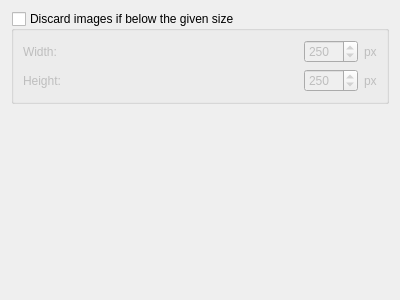
metabrainz/picard, file ui/options_cover_processing.ui: the form before one commit.
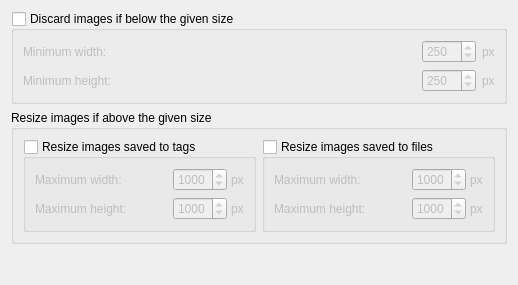
The form after the commit.

Commit message: Add option to resize images above a given maximum size

Diff of the .ui file:
```diff
--- a/ui/options_cover_processing.ui
+++ b/ui/options_cover_processing.ui
@@ -6,8 +6,8 @@
    <rect>
     <x>0</x>
     <y>0</y>
-    <width>400</width>
-    <height>300</height>
+    <width>518</width>
+    <height>285</height>
    </rect>
   </property>
   <property name="windowTitle">
@@ -44,7 +44,7 @@
          <item>
           <widget class="QLabel" name="width_label">
            <property name="text">
-            <string>Width:</string>
+            <string>Minimum width:</string>
            </property>
           </widget>
          </item>
@@ -57,61 +57,7 @@
             </sizepolicy>
            </property>
            <property name="maximum">
-            <number>1000</number>
-           </property>
-           <property name="value">
-            <number>250</number>
-           </property>
-          </widget>
-         </item>
-         <item>
-          <widget class="QLabel" name="px_label2">
-           <property name="sizePolicy">
-            <sizepolicy hsizetype="Maximum" vsizetype="Preferred">
-             <horstretch>0</horstretch>
-             <verstretch>0</verstretch>
-            </sizepolicy>
-           </property>
-           <property name="text">
-            <string>px</string>
-           </property>
-          </widget>
-         </item>
-        </layout>
-       </widget>
-      </item>
-      <item>
-       <widget class="QWidget" name="height_widget" native="true">
-        <layout class="QHBoxLayout" name="horizontalLayout_2">
-         <property name="leftMargin">
-          <number>0</number>
-         </property>
-         <property name="topMargin">
-          <number>0</number>
-         </property>
-         <property name="rightMargin">
-          <number>0</number>
-         </property>
-         <property name="bottomMargin">
-          <number>0</number>
-         </property>
-         <item>
-          <widget class="QLabel" name="height_label">
-           <property name="text">
-            <string>Height:</string>
-           </property>
-          </widget>
-         </item>
-         <item>
-          <widget class="QSpinBox" name="height_value">
-           <property name="sizePolicy">
-            <sizepolicy hsizetype="Maximum" vsizetype="Fixed">
-             <horstretch>0</horstretch>
-             <verstretch>0</verstretch>
-            </sizepolicy>
-           </property>
-           <property name="maximum">
-            <number>1000</number>
+            <number>9999</number>
            </property>
            <property name="value">
             <number>250</number>
@@ -129,6 +75,333 @@
            <property name="text">
             <string>px</string>
            </property>
+          </widget>
+         </item>
+        </layout>
+       </widget>
+      </item>
+      <item>
+       <widget class="QWidget" name="filtering_height_widget" native="true">
+        <layout class="QHBoxLayout" name="horizontalLayout_2">
+         <property name="leftMargin">
+          <number>0</number>
+         </property>
+         <property name="topMargin">
+          <number>0</number>
+         </property>
+         <property name="rightMargin">
+          <number>0</number>
+         </property>
+         <property name="bottomMargin">
+          <number>0</number>
+         </property>
+         <item>
+          <widget class="QLabel" name="filtering_height_label">
+           <property name="text">
+            <string>Minimum height:</string>
+           </property>
+          </widget>
+         </item>
+         <item>
+          <widget class="QSpinBox" name="filtering_height_value">
+           <property name="sizePolicy">
+            <sizepolicy hsizetype="Maximum" vsizetype="Fixed">
+             <horstretch>0</horstretch>
+             <verstretch>0</verstretch>
+            </sizepolicy>
+           </property>
+           <property name="maximum">
+            <number>9999</number>
+           </property>
+           <property name="value">
+            <number>250</number>
+           </property>
+          </widget>
+         </item>
+         <item>
+          <widget class="QLabel" name="px_label2">
+           <property name="sizePolicy">
+            <sizepolicy hsizetype="Maximum" vsizetype="Preferred">
+             <horstretch>0</horstretch>
+             <verstretch>0</verstretch>
+            </sizepolicy>
+           </property>
+           <property name="text">
+            <string>px</string>
+           </property>
+          </widget>
+         </item>
+        </layout>
+       </widget>
+      </item>
+     </layout>
+    </widget>
+   </item>
+   <item>
+    <widget class="QGroupBox" name="resizing">
+     <property name="title">
+      <string>Resize images if above the given size</string>
+     </property>
+     <property name="checkable">
+      <bool>false</bool>
+     </property>
+     <property name="checked">
+      <bool>false</bool>
+     </property>
+     <layout class="QHBoxLayout" name="horizontalLayout_7">
+      <item>
+       <widget class="QGroupBox" name="save_to_tags">
+        <property name="title">
+         <string>Resize images saved to tags </string>
+        </property>
+        <property name="checkable">
+         <bool>true</bool>
+        </property>
+        <property name="checked">
+         <bool>false</bool>
+        </property>
+        <layout class="QVBoxLayout" name="verticalLayout_3">
+         <item>
+          <widget class="QWidget" name="tags_resize_width_widget" native="true">
+           <layout class="QHBoxLayout" name="horizontalLayout_5">
+            <property name="spacing">
+             <number>4</number>
+            </property>
+            <property name="leftMargin">
+             <number>0</number>
+            </property>
+            <property name="topMargin">
+             <number>0</number>
+            </property>
+            <property name="rightMargin">
+             <number>0</number>
+            </property>
+            <property name="bottomMargin">
+             <number>0</number>
+            </property>
+            <item>
+             <widget class="QLabel" name="tags_resized_width_label">
+              <property name="text">
+               <string>Maximum width:</string>
+              </property>
+             </widget>
+            </item>
+            <item>
+             <widget class="QSpinBox" name="tags_resized_width_value">
+              <property name="sizePolicy">
+               <sizepolicy hsizetype="Maximum" vsizetype="Fixed">
+                <horstretch>0</horstretch>
+                <verstretch>0</verstretch>
+               </sizepolicy>
+              </property>
+              <property name="maximum">
+               <number>9999</number>
+              </property>
+              <property name="value">
+               <number>1000</number>
+              </property>
+             </widget>
+            </item>
+            <item>
+             <widget class="QLabel" name="px_label5">
+              <property name="sizePolicy">
+               <sizepolicy hsizetype="Maximum" vsizetype="Preferred">
+                <horstretch>0</horstretch>
+                <verstretch>0</verstretch>
+               </sizepolicy>
+              </property>
+              <property name="text">
+               <string>px</string>
+              </property>
+             </widget>
+            </item>
+           </layout>
+          </widget>
+         </item>
+         <item>
+          <widget class="QWidget" name="tags_resize_height_widget" native="true">
+           <layout class="QHBoxLayout" name="horizontalLayout_3">
+            <property name="spacing">
+             <number>4</number>
+            </property>
+            <property name="leftMargin">
+             <number>0</number>
+            </property>
+            <property name="topMargin">
+             <number>0</number>
+            </property>
+            <property name="rightMargin">
+             <number>0</number>
+            </property>
+            <property name="bottomMargin">
+             <number>0</number>
+            </property>
+            <item>
+             <widget class="QLabel" name="tags_resized_height_label">
+              <property name="text">
+               <string>Maximum height:</string>
+              </property>
+             </widget>
+            </item>
+            <item>
+             <widget class="QSpinBox" name="tags_resized_height_value">
+              <property name="sizePolicy">
+               <sizepolicy hsizetype="Maximum" vsizetype="Fixed">
+                <horstretch>0</horstretch>
+                <verstretch>0</verstretch>
+               </sizepolicy>
+              </property>
+              <property name="maximum">
+               <number>9999</number>
+              </property>
+              <property name="value">
+               <number>1000</number>
+              </property>
+             </widget>
+            </item>
+            <item>
+             <widget class="QLabel" name="px_label6">
+              <property name="sizePolicy">
+               <sizepolicy hsizetype="Maximum" vsizetype="Preferred">
+                <horstretch>0</horstretch>
+                <verstretch>0</verstretch>
+               </sizepolicy>
+              </property>
+              <property name="text">
+               <string>px</string>
+              </property>
+             </widget>
+            </item>
+           </layout>
+          </widget>
+         </item>
+        </layout>
+       </widget>
+      </item>
+      <item>
+       <widget class="QGroupBox" name="save_to_file">
+        <property name="title">
+         <string>Resize images saved to files</string>
+        </property>
+        <property name="checkable">
+         <bool>true</bool>
+        </property>
+        <property name="checked">
+         <bool>false</bool>
+        </property>
+        <layout class="QVBoxLayout" name="verticalLayout_4">
+         <item>
+          <widget class="QWidget" name="file_resize_width_widget" native="true">
+           <layout class="QHBoxLayout" name="horizontalLayout_6">
+            <property name="spacing">
+             <number>4</number>
+            </property>
+            <property name="leftMargin">
+             <number>0</number>
+            </property>
+            <property name="topMargin">
+             <number>0</number>
+            </property>
+            <property name="rightMargin">
+             <number>0</number>
+            </property>
+            <property name="bottomMargin">
+             <number>0</number>
+            </property>
+            <item>
+             <widget class="QLabel" name="file_resized_width_label">
+              <property name="text">
+               <string>Maximum width:</string>
+              </property>
+             </widget>
+            </item>
+            <item>
+             <widget class="QSpinBox" name="file_resized_width_value">
+              <property name="sizePolicy">
+               <sizepolicy hsizetype="Maximum" vsizetype="Fixed">
+                <horstretch>0</horstretch>
+                <verstretch>0</verstretch>
+               </sizepolicy>
+              </property>
+              <property name="maximum">
+               <number>9999</number>
+              </property>
+              <property name="value">
+               <number>1000</number>
+              </property>
+             </widget>
+            </item>
+            <item>
+             <widget class="QLabel" name="px_label3">
+              <property name="sizePolicy">
+               <sizepolicy hsizetype="Maximum" vsizetype="Preferred">
+                <horstretch>0</horstretch>
+                <verstretch>0</verstretch>
+               </sizepolicy>
+              </property>
+              <property name="text">
+               <string>px</string>
+              </property>
+             </widget>
+            </item>
+           </layout>
+          </widget>
+         </item>
+         <item>
+          <widget class="QWidget" name="file_resize_height_widget" native="true">
+           <layout class="QHBoxLayout" name="horizontalLayout_4">
+            <property name="spacing">
+             <number>4</number>
+            </property>
+            <property name="leftMargin">
+             <number>0</number>
+            </property>
+            <property name="topMargin">
+             <number>0</number>
+            </property>
+            <property name="rightMargin">
+             <number>0</number>
+            </property>
+            <property name="bottomMargin">
+             <number>0</number>
+            </property>
+            <item>
+             <widget class="QLabel" name="file_resized_height_label">
+              <property name="text">
+               <string>Maximum height:</string>
+              </property>
+             </widget>
+            </item>
+            <item>
+             <widget class="QSpinBox" name="file_resized_height_value">
+              <property name="sizePolicy">
+               <sizepolicy hsizetype="Maximum" vsizetype="Fixed">
+                <horstretch>0</horstretch>
+                <verstretch>0</verstretch>
+               </sizepolicy>
+              </property>
+              <property name="maximum">
+               <number>9999</number>
+              </property>
+              <property name="value">
+               <number>1000</number>
+              </property>
+             </widget>
+            </item>
+            <item>
+             <widget class="QLabel" name="px_label4">
+              <property name="sizePolicy">
+               <sizepolicy hsizetype="Maximum" vsizetype="Preferred">
+                <horstretch>0</horstretch>
+                <verstretch>0</verstretch>
+               </sizepolicy>
+              </property>
+              <property name="text">
+               <string>px</string>
+              </property>
+             </widget>
+            </item>
+           </layout>
           </widget>
          </item>
         </layout>
```
Left out of the diff: 6 changed lines with no effect on the pictures. The commit also changes 9 other files.
